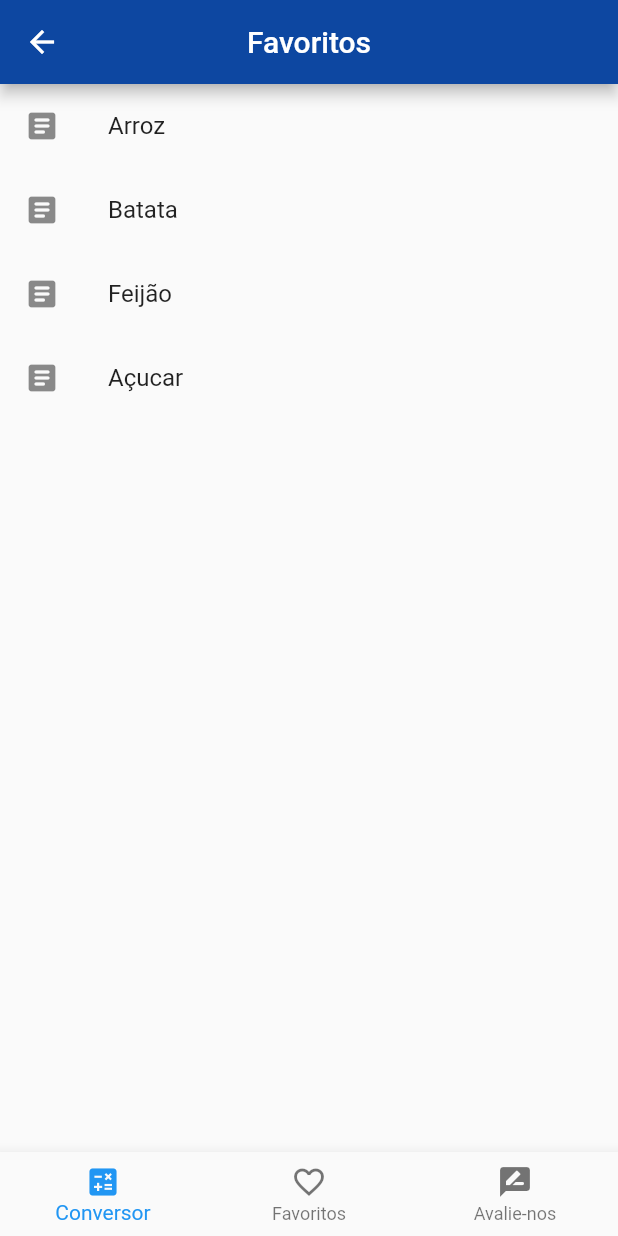
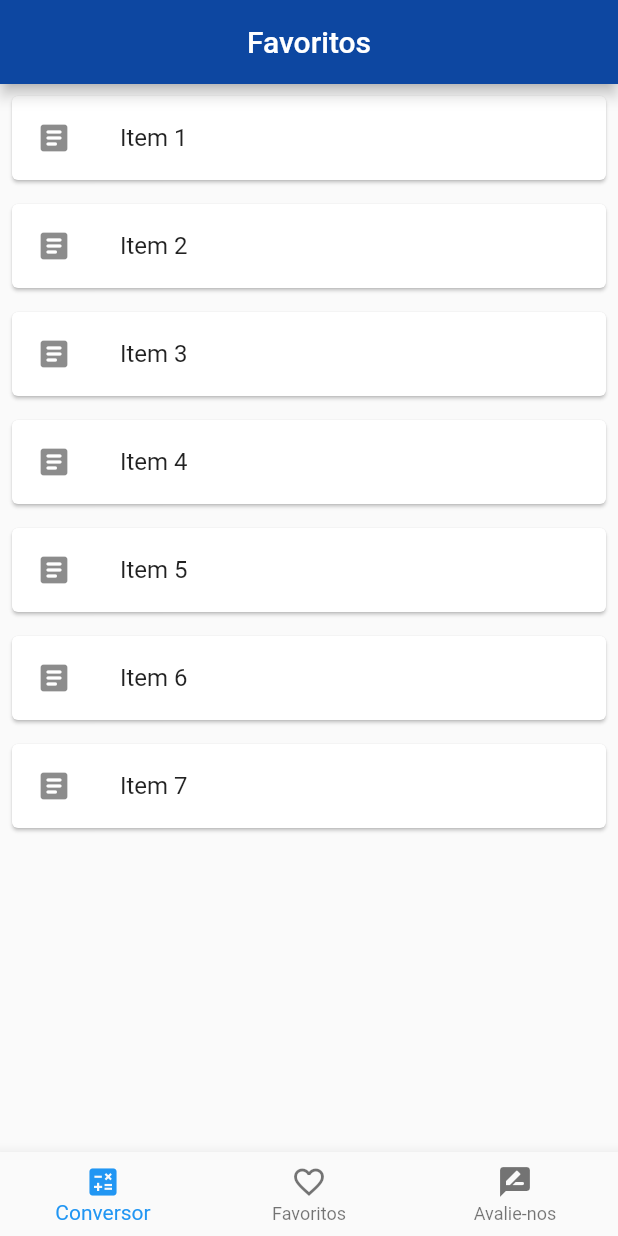
Before and after one commit to TeamMercuryDevelopment/Cooking_Converter, a Flutter app: the Favorites screen opened directly, on a phone screen of 412 x 824 dp. Run offline on Flutter 3.47's test engine with Material 2 defaults, Android fonts, the phone set to English and light mode, and no system bars.

Commit message:
✨ ListVIew added

```diff
--- a/lib/main.dart
+++ b/lib/main.dart
@@ -1,5 +1,5 @@
-// import 'package:cooking_converter/screens/favorites.dart';
-import 'package:cooking_converter/screens/form.dart';
+import 'package:cooking_converter/screens/favorites.dart';
+// import 'package:cooking_converter/screens/form.dart';
 import 'package:flutter/material.dart';
 
 void main() => runApp(CookingConverterApp());
@@ -17,8 +17,8 @@ class CookingConverterApp extends StatelessWidget {
           textTheme: ButtonTextTheme.primary,
         ),
       ),
-      home: ProductForm(),
-      // home: Favorites(),
+      // home: ProductForm(),
+      home: Favorites(),
     );
   }
 }
--- a/lib/screens/favorites.dart
+++ b/lib/screens/favorites.dart
@@ -8,6 +8,15 @@ class Favorites extends StatefulWidget {
 
 class _FavoritesState extends State<Favorites> {
 
+  List listItem = [
+    "Item 1", "Item 2", "Item 3", "Item 4", "Item 5", "Item 6", "Item 7",
+  ];
+
+  String getItens(List<String> list) {
+    list.forEach((element) {
+      return element.toString();
+    });
+  }
 
   @override
   Widget build(BuildContext context) {
@@ -17,25 +26,23 @@ class _FavoritesState extends State<Favorites> {
         centerTitle: true,
         title: Text('Favoritos')
       ),
-      body: ListView(
-        children: <Widget> [
-          ListTile(
+      body: ListView.builder(
+        itemCount: listItem.length,
+        itemBuilder: (context, index) {
+          return Padding(
+            padding: const EdgeInsets.all(4.0),
+            child: Card(
+              borderOnForeground: true,
+              child: ListTile(
+                onTap: () {
+                  print(listItem[index]);
+                },
                 leading: Icon(Icons.article_rounded),
-                title: Text('Arroz'),
-          ),
-          ListTile(
-                leading: Icon(Icons.article_rounded),
-                title: Text('Batata'),
-          ),
-          ListTile(
-                leading: Icon(Icons.article_rounded),
-                title: Text('Feijão'),
-          ),
-          ListTile(
-                leading: Icon(Icons.article_rounded),
-                title: Text('Açucar'),
-          ),
-        ],
+                title: Text(listItem[index]),
+              ),
+            ),
+          );
+        },
       ),
       bottomNavigationBar: BottomNavigationBar(
           items: [
```
